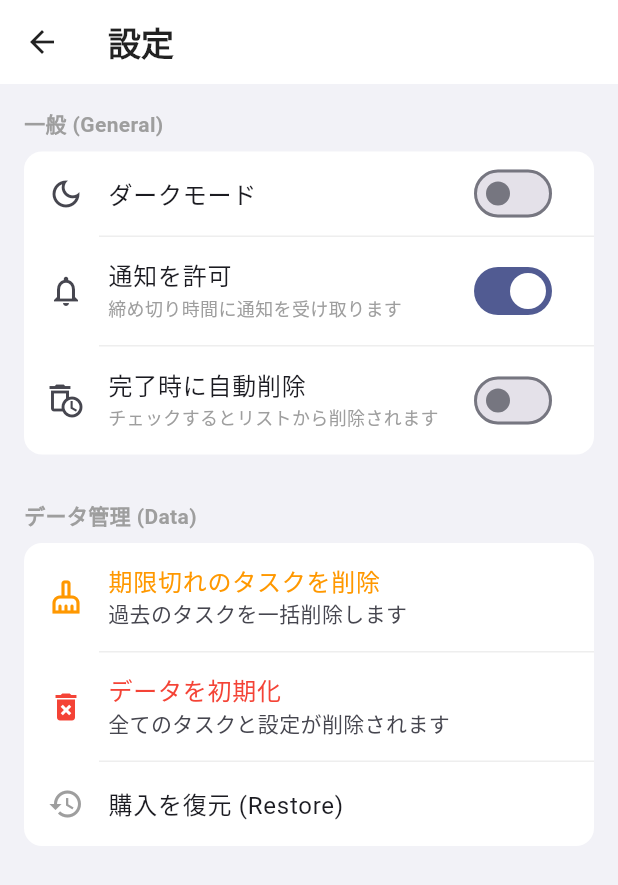
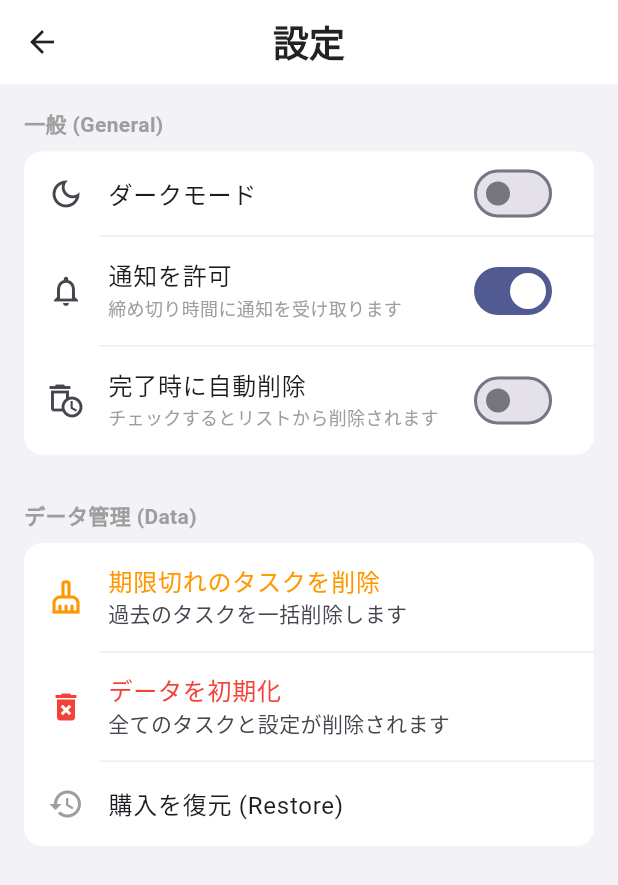
Before and after one commit to yoon-byeongil/simpletodo_flutter, a Flutter app: the SettingsScreen screen opened directly, after a tap on "プレミアムにアップグレード", on a phone screen of 412 x 824 dp. Shown: the top 885 px of the screen. Run offline on Flutter 3.47's test engine with Material 3 defaults, Android fonts, the phone set to English and light mode, and no system bars; our stand-ins replace flutter_local_notifications, flutter_slidable, permission_handler, shared_preferences, timezone; missing offline and left inert: purchases_flutter; accounts and stored records are empty.

Commit message:
Update UI and reorganize folders

```diff
--- a/lib/main.dart
+++ b/lib/main.dart
@@ -1,5 +1,5 @@
 import 'package:flutter/material.dart';
-import 'package:flutter_localizations/flutter_localizations.dart'; // [추가] 필수 import
+import 'package:flutter_localizations/flutter_localizations.dart';
 import 'package:provider/provider.dart';
 import 'view_model/todo_view_model.dart';
 import 'view_model/settings_view_model.dart';
@@ -33,7 +33,7 @@ class MyApp extends StatelessWidget {
       debugShowCheckedModeBanner: false,
       themeMode: isDarkMode ? ThemeMode.dark : ThemeMode.light,
 
-      // [라이트 모드 테마]
+      // [라이트 모드]
       theme: ThemeData(
         useMaterial3: true,
         brightness: Brightness.light,
@@ -41,10 +41,21 @@ class MyApp extends StatelessWidget {
         primaryColor: const Color(0xFF3F51B5),
         cardColor: Colors.white,
         colorScheme: ColorScheme.fromSeed(seedColor: const Color(0xFF3F51B5), brightness: Brightness.light),
-        appBarTheme: const AppBarTheme(backgroundColor: Colors.white, foregroundColor: Colors.black87, elevation: 0),
+        appBarTheme: const AppBarTheme(
+          backgroundColor: Colors.white,
+          foregroundColor: Colors.black87,
+          elevation: 0,
+          centerTitle: true, // [수정 1] 안드로이드도 무조건 가운데 정렬
+          titleTextStyle: TextStyle(
+            // [수정 1] 글씨 크기 키움
+            color: Colors.black87,
+            fontSize: 24,
+            fontWeight: FontWeight.w800,
+          ),
+        ),
       ),
 
-      // [다크 모드 테마]
+      // [다크 모드]
       darkTheme: ThemeData(
         useMaterial3: true,
         brightness: Brightness.dark,
@@ -52,17 +63,23 @@ class MyApp extends StatelessWidget {
         primaryColor: const Color(0xFF5C6BC0),
         cardColor: const Color(0xFF1C1C1E),
         colorScheme: ColorScheme.fromSeed(seedColor: const Color(0xFF5C6BC0), brightness: Brightness.dark),
-        appBarTheme: const AppBarTheme(backgroundColor: Color(0xFF1C1C1E), foregroundColor: Colors.white, elevation: 0),
+        appBarTheme: const AppBarTheme(
+          backgroundColor: Color(0xFF1C1C1E),
+          foregroundColor: Colors.white,
+          elevation: 0,
+          centerTitle: true, // [수정 1] 가운데 정렬
+          titleTextStyle: TextStyle(
+            // [수정 1] 글씨 크기 키움
+            color: Colors.white,
+            fontSize: 24,
+            fontWeight: FontWeight.w800,
+          ),
+        ),
       ),
 
-      // ▼▼▼ [추가] 달력 오류 해결을 위한 언어 설정 ▼▼▼
       localizationsDelegates: const [GlobalMaterialLocalizations.delegate, GlobalWidgetsLocalizations.delegate, GlobalCupertinoLocalizations.delegate],
-      supportedLocales: const [
-        Locale('ja', 'JP'), // 일본어
-        Locale('en', 'US'), // 영어 (기본값)
-      ],
+      supportedLocales: const [Locale('ja', 'JP'), Locale('en', 'US')],
 
-      // ▲▲▲▲▲▲▲▲▲▲▲▲▲▲▲▲▲▲▲▲▲▲▲▲▲▲▲▲▲▲▲▲▲▲▲▲▲▲
       home: const HomeScreen(),
     );
   }
--- a/lib/view/home_view.dart
+++ b/lib/view/home_view.dart
@@ -9,7 +9,8 @@ import 'package:permission_handler/permission_handler.dart';
 import '../view_model/todo_view_model.dart';
 import '../view_model/settings_view_model.dart';
 import 'settings_view.dart';
-import 'todo_bottom_sheet.dart';
+import 'widget/todo_bottom_sheet.dart';
+import 'widget/ad_banner.dart';
 
 class HomeScreen extends StatefulWidget {
   const HomeScreen({super.key});
@@ -315,23 +316,7 @@ class _HomeScreenState extends State<HomeScreen> {
                       ),
               ),
 
-              if (!settingsVM.isPremium)
-                Container(
-                  height: 60,
-                  width: double.infinity,
-                  color: isDark ? Colors.grey.shade900 : Colors.grey.shade200,
-                  alignment: Alignment.center,
-                  child: Column(
-                    mainAxisAlignment: MainAxisAlignment.center,
-                    children: [
-                      Text("ADVERTISEMENT", style: TextStyle(fontSize: 10, color: isDark ? Colors.grey.shade600 : Colors.grey)),
-                      Text(
-                        "広告バナー領域 (Google AdMob)",
-                        style: TextStyle(fontWeight: FontWeight.bold, color: isDark ? Colors.grey.shade400 : Colors.grey.shade600),
-                      ),
-                    ],
-                  ),
-                ),
+              if (!settingsVM.isPremium) const AdBanner(),
             ],
           );
         },
--- a/lib/view/settings_view.dart
+++ b/lib/view/settings_view.dart
@@ -3,6 +3,7 @@ import 'package:flutter/cupertino.dart';
 import 'package:provider/provider.dart';
 import '../view_model/settings_view_model.dart';
 import '../view_model/todo_view_model.dart';
+import 'widget/ad_banner.dart';
 
 class SettingsScreen extends StatelessWidget {
   const SettingsScreen({super.key});
@@ -25,24 +26,7 @@ class SettingsScreen extends StatelessWidget {
           ),
 
           // [광고] 하단 배너 (프리미엄이 아닐 때만 표시)
-          bottomNavigationBar: !settingsVM.isPremium
-              ? Container(
-                  height: 60,
-                  width: double.infinity,
-                  color: isDark ? Colors.grey.shade900 : Colors.grey.shade200,
-                  alignment: Alignment.center,
-                  child: Column(
-                    mainAxisAlignment: MainAxisAlignment.center,
-                    children: [
-                      Text("ADVERTISEMENT", style: TextStyle(fontSize: 10, color: isDark ? Colors.grey.shade600 : Colors.grey)),
-                      Text(
-                        "広告バナー領域 (Google AdMob)",
-                        style: TextStyle(fontWeight: FontWeight.bold, color: isDark ? Colors.grey.shade400 : Colors.grey.shade600),
-                      ),
-                    ],
-                  ),
-                )
-              : null, // 프리미엄이면 숨김
+          bottomNavigationBar: !settingsVM.isPremium ? const AdBanner() : null, // 프리미엄이면 숨김
 
           body: ListView(
             padding: const EdgeInsets.all(16),
--- /dev/null
+++ b/lib/view/widget/ad_banner.dart
@@ -0,0 +1,29 @@
+import 'package:flutter/material.dart';
+
+class AdBanner extends StatelessWidget {
+  const AdBanner({super.key});
+
+  @override
+  Widget build(BuildContext context) {
+    // 다크모드인지 확인 (색상 결정을 위해)
+    final isDark = Theme.of(context).brightness == Brightness.dark;
+
+    return Container(
+      height: 100, // 아까 요청하신 대로 100으로 설정
+      width: double.infinity,
+      color: isDark ? Colors.grey.shade900 : Colors.grey.shade200,
+      alignment: Alignment.center,
+      child: Column(
+        mainAxisAlignment: MainAxisAlignment.center,
+        children: [
+          Text("ADVERTISEMENT", style: TextStyle(fontSize: 10, color: isDark ? Colors.grey.shade600 : Colors.grey)),
+          const SizedBox(height: 4),
+          Text(
+            "広告バナー領域 (Large Banner)",
+            style: TextStyle(fontWeight: FontWeight.bold, color: isDark ? Colors.grey.shade400 : Colors.grey.shade600),
+          ),
+        ],
+      ),
+    );
+  }
+}
--- a/lib/view/todo_bottom_sheet.dart
+++ b/lib/view/widget/todo_bottom_sheet.dart
@@ -2,7 +2,7 @@ import 'package:flutter/material.dart';
 import 'package:flutter/cupertino.dart';
 import 'package:provider/provider.dart';
 import 'package:intl/intl.dart';
-import '../view_model/settings_view_model.dart';
+import '../../view_model/settings_view_model.dart';
 
 class TodoBottomSheet extends StatefulWidget {
   final String initialTitle;
```
